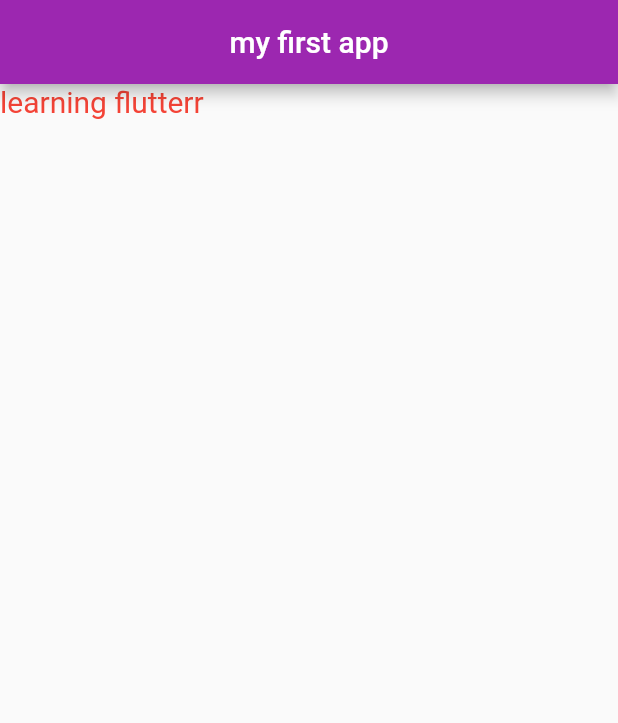
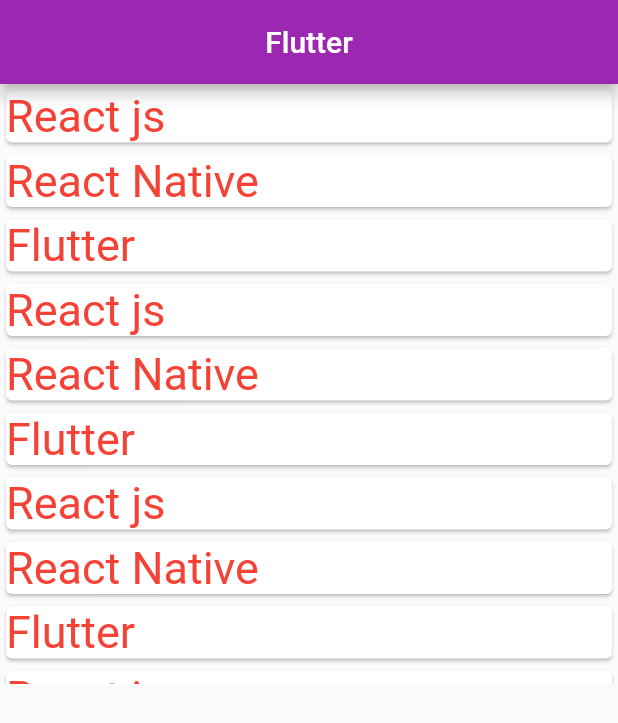
Before and after one commit to sherukhann/flutter_tutorial_and_poc, a Flutter app: the screen it shows after launch, on a phone screen of 412 x 824 dp. Shown: the top 723 px of the screen. Run offline on Flutter 3.47's test engine with Material 2 defaults, Android fonts, the phone set to English and light mode, and no system bars.

Commit message:
single child scroll view and list view

```diff
--- a/lib/main.dart
+++ b/lib/main.dart
@@ -11,31 +11,87 @@ class MyApp extends StatelessWidget {
   Widget build(BuildContext context) {
     return MaterialApp(
       theme: ThemeData(
-        primarySwatch: Colors.purple,
-        brightness: Brightness.light,
-        textTheme: const TextTheme(
-          bodyMedium: TextStyle(fontSize: 20, color: Colors.red),
-        )
-      ),
+          primarySwatch: Colors.purple,
+          brightness: Brightness.light,
+          textTheme: const TextTheme(
+            bodyMedium: TextStyle(fontSize: 30, color: Colors.red),
+          )),
       home: const HomePage(),
       debugShowCheckedModeBanner: false,
     );
   }
 }
 
-class HomePage extends StatelessWidget {
+class HomePage extends StatefulWidget {
   const HomePage({super.key});
+
+  @override
+  State<HomePage> createState() => _HomePageState();
+}
+
+class _HomePageState extends State<HomePage> {
   // state full widget
+  var technologies = [
+    'React js',
+    'React Native',
+    'Flutter',
+    'React js',
+    'React Native',
+    'Flutter',
+    'React js',
+    'React Native',
+    'Flutter',
+    'React js',
+    'React Native',
+    'Flutter',
+    'Flutter',
+    'React js',
+    'React Native',
+    'Flutter',
+    'React js',
+    'React Native',
+    'Flutter'
+  ];
+
   @override
   Widget build(BuildContext context) {
     return Scaffold(
         appBar: AppBar(
           title: const Text(
-            'my first app',
+            'Flutter',
           ),
           centerTitle: true,
           // backgroundColor: Colors.green,
         ),
-        body: const Text('learning flutterr'));
+        body: SizedBox(
+          height: 400,
+          child: ListView(
+            children: technologies.map((item) => Card(child: Text(item))).toList(),
+          ),
+        )
+        // body: SingleChildScrollView(
+        //   child: Column(
+        //     crossAxisAlignment: CrossAxisAlignment.stretch,
+        //     children: technologies.map((item) => Card(child: Text(item))).toList(),
+        //     // children: [
+        //     //   Card(
+        //     //       child: Padding(
+        //     //     padding: const EdgeInsets.all(8.0),
+        //     //     child: Text(technologies[0]),
+        //     //   )),
+        //     //   Card(
+        //     //       child: Padding(
+        //     //     padding: const EdgeInsets.all(8.0),
+        //     //     child: Text(technologies[1]),
+        //     //   )),
+        //     //   Card(
+        //     //       child: Padding(
+        //     //     padding: const EdgeInsets.all(8.0),
+        //     //     child: Text(technologies[2]),
+        //     //   )),
+        //     // ],
+        //   ),
+        // )
+      );
   }
 }
```
